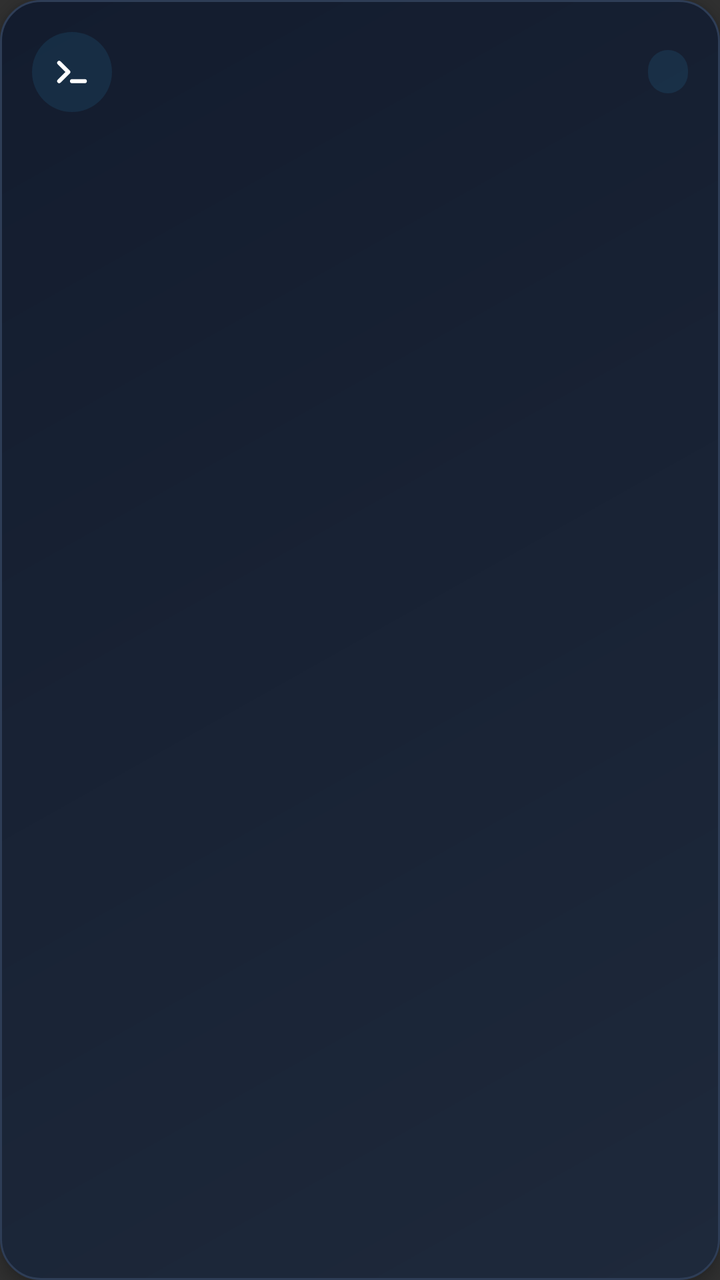
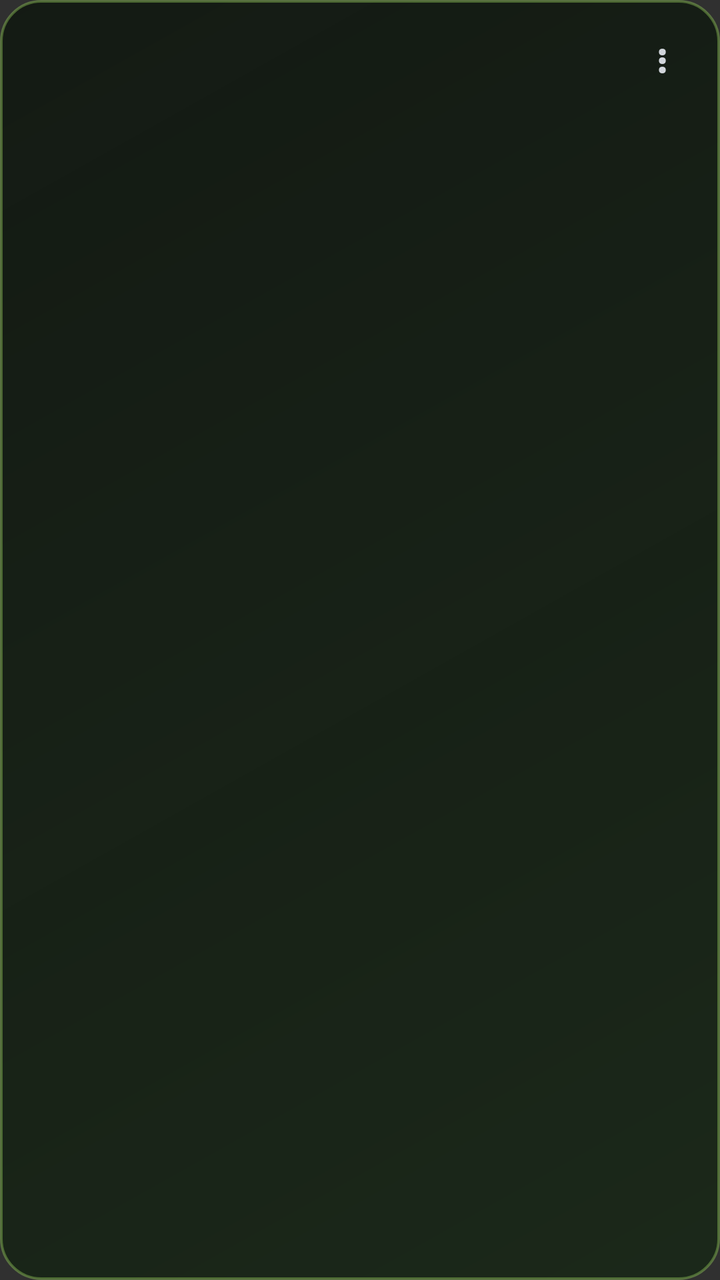

Screens rendered from an Android XML layout before and after an edit, with the pre-edit source and the edit as a unified diff.
<!-- AndroidManifest.xml: application theme android:Theme.Material.NoActionBar -->
<!-- res/layout/item_script.xml -->
<?xml version="1.0" encoding="utf-8"?>
<LinearLayout xmlns:android="http://schemas.android.com/apk/res/android"
    android:layout_width="match_parent"
    android:layout_height="wrap_content"
    android:layout_margin="7dp"
    android:background="@drawable/card_bg"
    android:clickable="true"
    android:elevation="4dp"
    android:focusable="true"
    android:orientation="vertical"
    android:padding="16dp">

    <LinearLayout
        android:layout_width="match_parent"
        android:layout_height="wrap_content"
        android:gravity="center_vertical"
        android:orientation="horizontal">

        <FrameLayout
            android:id="@+id/iconContainer"
            android:layout_width="40dp"
            android:layout_height="40dp"
            android:background="@drawable/badge_bg">

            <ImageView
                android:id="@+id/ivIcon"
                android:layout_width="22dp"
                android:layout_height="22dp"
                android:layout_gravity="center"
                android:src="@drawable/ic_terminal" />
        </FrameLayout>

        <View
            android:layout_width="0dp"
            android:layout_height="1dp"
            android:layout_weight="1" />

        <TextView
            android:id="@+id/tvMode"
            android:layout_width="wrap_content"
            android:layout_height="wrap_content"
            android:background="@drawable/badge_bg"
            android:paddingStart="10dp"
            android:paddingTop="4dp"
            android:paddingEnd="10dp"
            android:paddingBottom="4dp"
            android:textColor="#38BDF8"
            android:textSize="10sp"
            android:textStyle="bold" />
    </LinearLayout>

    <TextView
        android:id="@+id/tvTitle"
        android:layout_width="match_parent"
        android:layout_height="wrap_content"
        android:layout_marginTop="14dp"
        android:ellipsize="end"
        android:maxLines="1"
        android:textColor="#F8FAFC"
        android:textSize="16sp"
        android:textStyle="bold" />

    <TextView
        android:id="@+id/tvFile"
        android:layout_width="match_parent"
        android:layout_height="wrap_content"
        android:layout_marginTop="4dp"
        android:ellipsize="end"
        android:maxLines="1"
        android:textColor="#94A3B8"
        android:textSize="12sp" />
</LinearLayout>
<!-- resources referenced by this layout -->
<resources>
  <!-- drawable badge_bg (drawable) -->
  <?xml version="1.0" encoding="utf-8"?>
  <shape xmlns:android="http://schemas.android.com/apk/res/android"
      android:shape="rectangle">
      <solid android:color="#1A38BDF8" />
      <corners android:radius="50dp" />
  </shape>
  <!-- drawable card_bg (drawable) -->
  <?xml version="1.0" encoding="utf-8"?>
  <ripple xmlns:android="http://schemas.android.com/apk/res/android"
      android:color="#3338BDF8">
      <item>
          <shape android:shape="rectangle">
              <gradient
                  android:angle="135"
                  android:startColor="#1E293B"
                  android:endColor="#131C2E"
                  android:type="linear" />
              <stroke android:width="1dp" android:color="#2E3D56" />
              <corners android:radius="20dp" />
          </shape>
      </item>
  </ripple>
  <!-- drawable ic_terminal (drawable) -->
  <?xml version="1.0" encoding="utf-8"?>
  <vector xmlns:android="http://schemas.android.com/apk/res/android"
      android:width="24dp"
      android:height="24dp"
      android:viewportWidth="24"
      android:viewportHeight="24">
      <path
          android:strokeColor="#FFFFFF"
          android:strokeWidth="2.2"
          android:strokeLineCap="round"
          android:strokeLineJoin="round"
          android:pathData="M5,7 L10,12 L5,17" />
      <path
          android:strokeColor="#FFFFFF"
          android:strokeWidth="2.2"
          android:strokeLineCap="round"
          android:pathData="M12,17 L19,17" />
  </vector>
</resources>

<!-- the commit's change to res/layout/item_script.xml (unified diff, before → after) -->
@@ -1,14 +1,15 @@
 <?xml version="1.0" encoding="utf-8"?>
 <LinearLayout xmlns:android="http://schemas.android.com/apk/res/android"
+    android:id="@+id/cardRoot"
     android:layout_width="match_parent"
     android:layout_height="wrap_content"
     android:layout_margin="7dp"
-    android:background="@drawable/card_bg"
+    android:background="@drawable/card_bg_green"
     android:clickable="true"
     android:elevation="4dp"
     android:focusable="true"
     android:orientation="vertical"
-    android:padding="16dp">
+    android:padding="15dp">
 
     <LinearLayout
         android:layout_width="match_parent"
@@ -17,17 +18,15 @@
         android:orientation="horizontal">
 
         <FrameLayout
-            android:id="@+id/iconContainer"
-            android:layout_width="40dp"
-            android:layout_height="40dp"
-            android:background="@drawable/badge_bg">
+            android:id="@+id/dotHalo"
+            android:layout_width="28dp"
+            android:layout_height="28dp">
 
-            <ImageView
-                android:id="@+id/ivIcon"
-                android:layout_width="22dp"
-                android:layout_height="22dp"
-                android:layout_gravity="center"
-                android:src="@drawable/ic_terminal" />
+            <View
+                android:id="@+id/dotCore"
+                android:layout_width="11dp"
+                android:layout_height="11dp"
+                android:layout_gravity="center" />
         </FrameLayout>
 
         <View
@@ -36,16 +35,15 @@
             android:layout_weight="1" />
 
         <TextView
-            android:id="@+id/tvMode"
-            android:layout_width="wrap_content"
-            android:layout_height="wrap_content"
-            android:background="@drawable/badge_bg"
-            android:paddingStart="10dp"
-            android:paddingTop="4dp"
-            android:paddingEnd="10dp"
-            android:paddingBottom="4dp"
-            android:textColor="#38BDF8"
-            android:textSize="10sp"
+            android:id="@+id/btnMore"
+            android:layout_width="28dp"
+            android:layout_height="28dp"
+            android:clickable="true"
+            android:focusable="true"
+            android:gravity="center"
+            android:text="⋮"
+            android:textColor="#D1D5DB"
+            android:textSize="19sp"
             android:textStyle="bold" />
     </LinearLayout>
 
@@ -56,17 +54,30 @@
         android:layout_marginTop="14dp"
         android:ellipsize="end"
         android:maxLines="1"
-        android:textColor="#F8FAFC"
-        android:textSize="16sp"
+        android:textColor="#FFFFFF"
+        android:textSize="17sp"
         android:textStyle="bold" />
 
     <TextView
         android:id="@+id/tvFile"
         android:layout_width="match_parent"
         android:layout_height="wrap_content"
-        android:layout_marginTop="4dp"
+        android:layout_marginTop="3dp"
         android:ellipsize="end"
         android:maxLines="1"
-        android:textColor="#94A3B8"
-        android:textSize="12sp" />
+        android:textColor="#CBD5E1"
+        android:textSize="12.5sp" />
+
+    <TextView
+        android:id="@+id/tvMode"
+        android:layout_width="wrap_content"
+        android:layout_height="wrap_content"
+        android:layout_marginTop="10dp"
+        android:paddingStart="12dp"
+        android:paddingTop="4dp"
+        android:paddingEnd="12dp"
+        android:paddingBottom="4dp"
+        android:textColor="#B8F528"
+        android:textSize="11sp"
+        android:textStyle="bold" />
 </LinearLayout>
<!-- resource entries referenced after the edit -->
@@ -1,46 +1,20 @@
 <!-- resources referenced by this layout -->
 <resources>
-  <!-- drawable badge_bg (drawable) -->
-  <?xml version="1.0" encoding="utf-8"?>
-  <shape xmlns:android="http://schemas.android.com/apk/res/android"
-      android:shape="rectangle">
-      <solid android:color="#1A38BDF8" />
-      <corners android:radius="50dp" />
-  </shape>
-  <!-- drawable card_bg (drawable) -->
+  <!-- drawable card_bg_green (drawable) -->
   <?xml version="1.0" encoding="utf-8"?>
   <ripple xmlns:android="http://schemas.android.com/apk/res/android"
-      android:color="#3338BDF8">
+      android:color="#33B8F528">
       <item>
           <shape android:shape="rectangle">
               <gradient
                   android:angle="135"
-                  android:startColor="#1E293B"
-                  android:endColor="#131C2E"
+                  android:startColor="#C4142512"
+                  android:endColor="#B8081108"
                   android:type="linear" />
-              <stroke android:width="1dp" android:color="#2E3D56" />
+              <stroke android:width="1.2dp" android:color="#669AD45A" />
               <corners android:radius="20dp" />
           </shape>
       </item>
   </ripple>
-  <!-- drawable ic_terminal (drawable) -->
-  <?xml version="1.0" encoding="utf-8"?>
-  <vector xmlns:android="http://schemas.android.com/apk/res/android"
-      android:width="24dp"
-      android:height="24dp"
-      android:viewportWidth="24"
-      android:viewportHeight="24">
-      <path
-          android:strokeColor="#FFFFFF"
-          android:strokeWidth="2.2"
-          android:strokeLineCap="round"
-          android:strokeLineJoin="round"
-          android:pathData="M5,7 L10,12 L5,17" />
-      <path
-          android:strokeColor="#FFFFFF"
-          android:strokeWidth="2.2"
-          android:strokeLineCap="round"
-          android:pathData="M12,17 L19,17" />
-  </vector>
 </resources>
 
